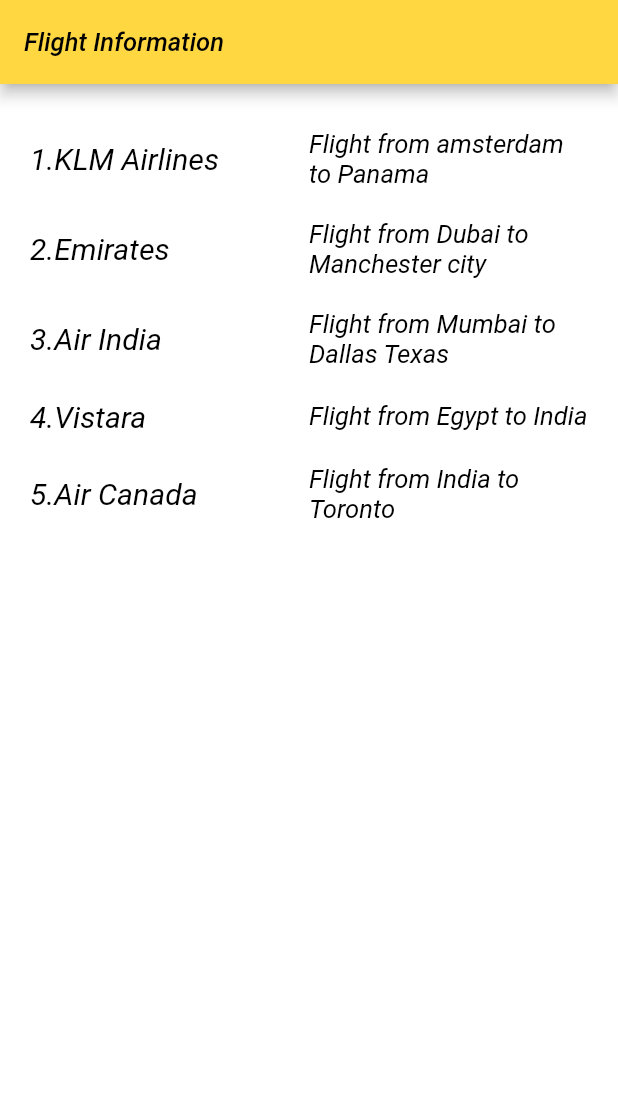
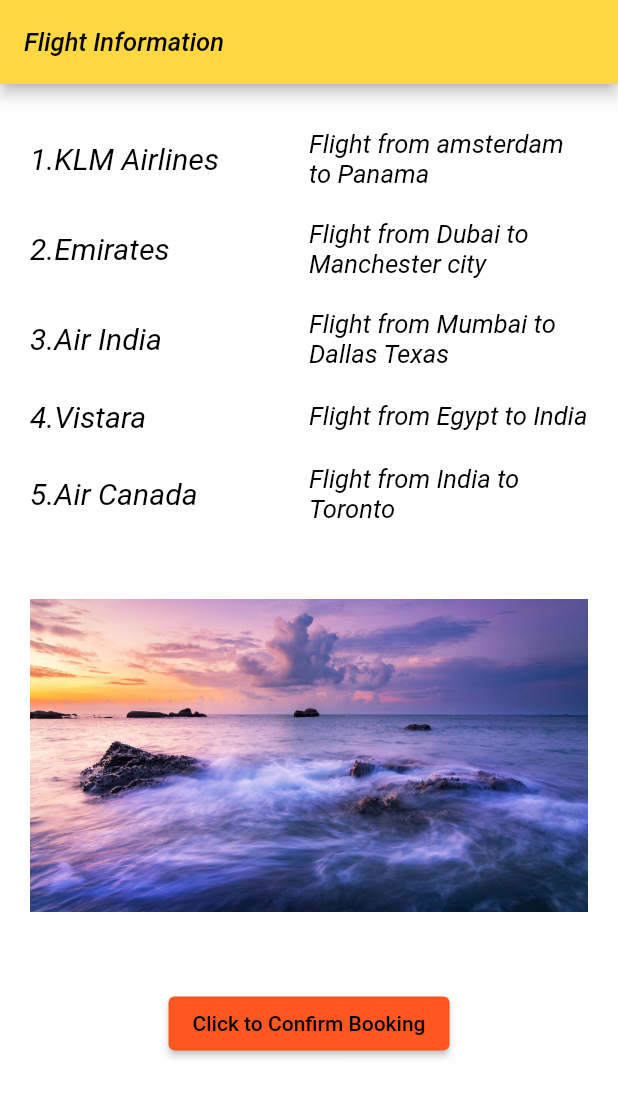
Before and after one commit to wallace08797/flutter_application_1, a Flutter app: the screen it shows after launch, on a phone screen of 412 x 824 dp. Shown: the top 1097 px of the screen. Run offline on Flutter 3.47's test engine with Material 2 defaults, Android fonts, the phone set to English and light mode, and no system bars.

Commit message:
Button with an AlertDialog box integrated

```diff
--- a/lib/main.dart
+++ b/lib/main.dart
@@ -208,7 +208,10 @@ class Flightapp extends StatelessWidget{
                  )
 
                 ],
-              )
+              ),
+             SizedBox(height:50.0 ,),
+             getimage(),
+             raisebutton()
             ],
           ),
         ),
@@ -217,4 +220,45 @@ class Flightapp extends StatelessWidget{
     );
         throw UnimplementedError();
   }
+
 }
+
+class getimage extends StatelessWidget{
+  @override
+  Widget build(BuildContext context) {
+
+  AssetImage assetImage=AssetImage('images/i.jpg');
+  Image image=Image(image: assetImage);
+  return Container(child: image,);
+        throw UnimplementedError();
+  }
+}
+
+
+class raisebutton extends StatelessWidget{
+  @override
+  Widget build(BuildContext context) {
+
+    return Container(
+      margin: EdgeInsets.only(top: 50.0),
+    child: ElevatedButton(onPressed:(){
+     showDialog(context: context,barrierDismissible: false, builder:((context) => AlertDialog(
+      title: Text("Thankyou for choosing our Flight",style: TextStyle(color: Colors.amberAccent,fontStyle: FontStyle.italic),),
+      content: Text("Have a Pleasant Flight",style: TextStyle(color: Colors.amberAccent,fontStyle: FontStyle.italic),),
+      backgroundColor: Colors.black,
+
+
+      actions:<Widget>[
+        TextButton(onPressed:(){
+           Navigator.of(context).pop();
+        }, child: Text("Okay"))
+      ],
+     )));
+    },
+    child: Text("Click to Confirm Booking",style: TextStyle(color: Colors.black),),
+    style: ButtonStyle(backgroundColor: MaterialStateProperty.all(Colors.deepOrange)),
+    )
+    );
+
+  }
+}
```
Also changed, not shown: pubspec.yaml (+4 -6 lines), images/i.jpg (added).
